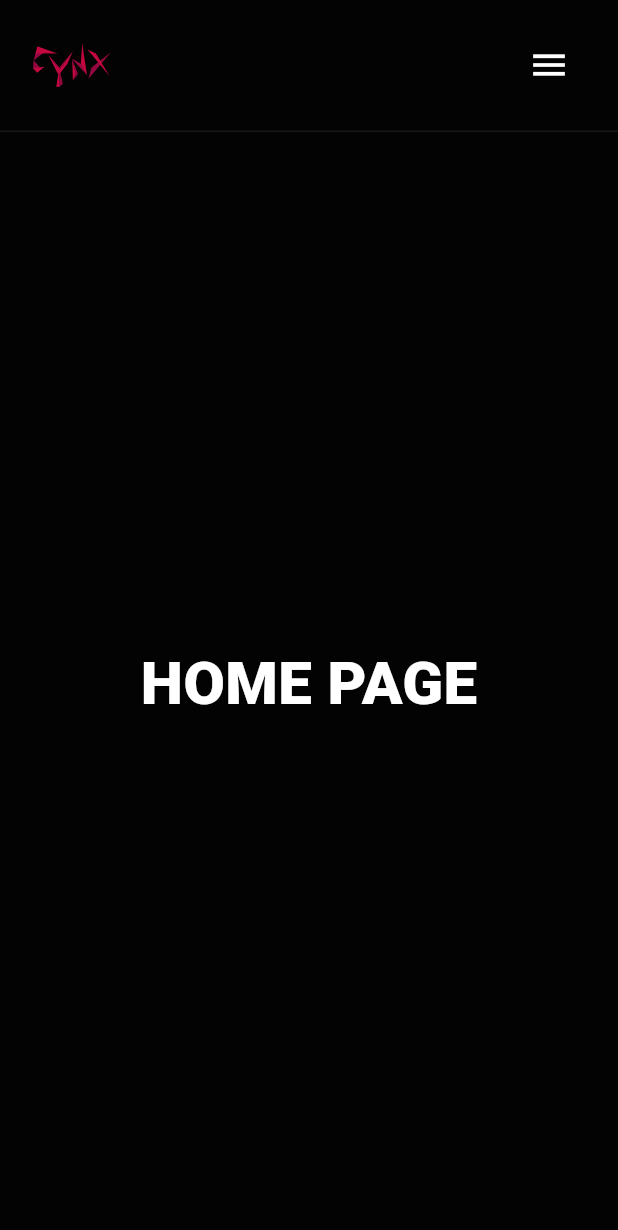
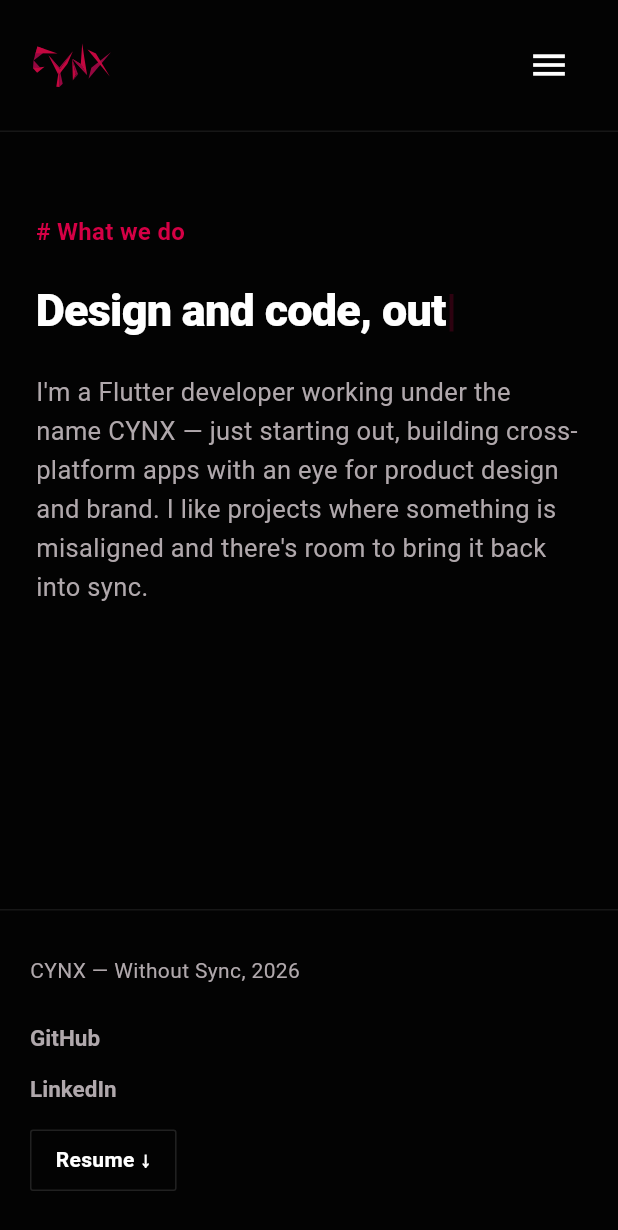
Before and after one commit to Cyanide07x/cyanide_portfolio, a Flutter app: the screen it shows after launch, after a tap on "EXPLORE THE SYNC", on a phone screen of 412 x 824 dp. Shown: the top 1230 px of the screen. Run offline on Flutter 3.47's test engine with Material 3 defaults, Android fonts, the phone set to English and light mode, and no system bars; our stand-ins replace flutter_svg; Roboto replaces fonts that are missing (Arial).

Commit message:
update portfolio home page and footer links

```diff
--- a/lib/screens/home/home_page.dart
+++ b/lib/screens/home/home_page.dart
@@ -1,14 +1,73 @@
+import 'dart:async';
+
 import 'package:flutter/material.dart';
+
 import '../../theme/app_colors.dart';
 import '../../widgets/common/portfolio_header.dart';
+import '../../widgets/common/portfolio_footer.dart';
 
+class HomePage extends StatefulWidget {
+  const HomePage({super.key});
 
+  @override
+  State<HomePage> createState() => _HomePageState();
+}
 
+class _HomePageState extends State<HomePage>
+    with SingleTickerProviderStateMixin {
+  final String _fullText =
+      'Design and code, out of phase on purpose.';
 
+  String _displayedText = '';
 
+  Timer? _typingTimer;
 
-class HomePage extends StatelessWidget {
-  const HomePage({super.key});
+  int _currentIndex = 0;
+
+  late AnimationController _cursorController;
+
+  @override
+  void initState() {
+    super.initState();
+
+    _startTypingAnimation();
+
+    // Cursor blinking animation
+    _cursorController = AnimationController(
+      vsync: this,
+      duration: const Duration(milliseconds: 500),
+    )..repeat(reverse: true);
+  }
+
+  // =========================
+  // TYPING ANIMATION
+  // =========================
+
+  void _startTypingAnimation() {
+    _typingTimer = Timer.periodic(
+      const Duration(milliseconds: 55),
+      (timer) {
+        if (_currentIndex < _fullText.length) {
+          setState(() {
+            _displayedText =
+                _fullText.substring(0, _currentIndex + 1);
+
+            _currentIndex++;
+          });
+        } else {
+          timer.cancel();
+        }
+      },
+    );
+  }
+
+  @override
+  void dispose() {
+    _typingTimer?.cancel();
+    _cursorController.dispose();
+
+    super.dispose();
+  }
 
   @override
   Widget build(BuildContext context) {
@@ -21,19 +80,129 @@ class HomePage extends StatelessWidget {
           ),
 
           Expanded(
-            child: Center(
-              child: Text(
-                'HOME PAGE',
-                style: TextStyle(
-                  color: Colors.white,
-                  fontSize: 40,
-                  fontWeight: FontWeight.w800,
-                ),
-              ),
+            child: SingleChildScrollView(
+              child: _buildIntroSection(context),
             ),
           ),
+
+          const PortfolioFooter(),
         ],
       ),
     );
   }
+
+  // =========================
+  // INTRO / HERO SECTION
+  // =========================
+
+  Widget _buildIntroSection(BuildContext context) {
+    return LayoutBuilder(
+      builder: (context, constraints) {
+        final bool isMobile = constraints.maxWidth < 700;
+
+        return Padding(
+          padding: EdgeInsets.only(
+            left: isMobile ? 24 : 40,
+            right: isMobile ? 24 : 40,
+            top: isMobile ? 55 : 58,
+            bottom: isMobile ? 70 : 90,
+          ),
+          child: Align(
+            alignment: Alignment.center,
+            child: ConstrainedBox(
+              constraints: BoxConstraints(
+                maxWidth: isMobile ? 600 : 1200,
+              ),
+              child: Column(
+                crossAxisAlignment: CrossAxisAlignment.start,
+                children: [
+                  // =========================
+                  // LABEL
+                  // =========================
+
+                  Text(
+                    '# What we do',
+                    style: TextStyle(
+                      color: AppColors.primary,
+                      fontSize: isMobile ? 16 : 18,
+                      fontWeight: FontWeight.w700,
+                      letterSpacing: 0.2,
+                    ),
+                  ),
+
+                  SizedBox(
+                    height: isMobile ? 24 : 26,
+                  ),
+
+                  // =========================
+                  // TYPING HEADING
+                  // =========================
+
+                  AnimatedBuilder(
+                    animation: _cursorController,
+                    builder: (context, child) {
+                      final double opacity =
+                          _cursorController.value;
+
+                      return RichText(
+                        text: TextSpan(
+                          children: [
+                            TextSpan(
+                              text: _displayedText,
+                              style: TextStyle(
+                                color: Colors.white,
+                                fontSize: isMobile ? 30 : 38,
+                                height: 1.12,
+                                fontWeight: FontWeight.w800,
+                                letterSpacing: -0.5,
+                              ),
+                            ),
+
+                            // Blinking cursor
+                            TextSpan(
+                              text: '|',
+                              style: TextStyle(
+                                color: AppColors.primary
+                                    .withValues(alpha: opacity),
+                                fontSize: isMobile ? 30 : 38,
+                                height: 1.12,
+                                fontWeight: FontWeight.w800,
+                                letterSpacing: -0.5,
+                              ),
+                            ),
+                          ],
+                        ),
+                      );
+                    },
+                  ),
+
+                  SizedBox(
+                    height: isMobile ? 24 : 26,
+                  ),
+
+                  // =========================
+                  // DESCRIPTION
+                  // =========================
+
+                  Text(
+                    "I'm a Flutter developer working under the name CYNX — "
+                    "just starting out, building cross-platform apps with "
+                    "an eye for product design and brand. I like projects "
+                    "where something is misaligned and there's room to "
+                    "bring it back into sync.",
+                    style: TextStyle(
+                      color: const Color(0xFFB0A8AC),
+                      fontSize: isMobile ? 17 : 21,
+                      height: 1.55,
+                      fontWeight: FontWeight.w400,
+                    ),
+                  ),
+                ],
+              ),
+            ),
+          ),
+        );
+      },
+    );
+  }
 }
--- /dev/null
+++ b/lib/widgets/common/portfolio_footer.dart
@@ -0,0 +1,298 @@
+import 'package:flutter/material.dart';
+import 'package:url_launcher/url_launcher.dart';
+
+import '../../theme/app_colors.dart';
+
+class PortfolioFooter extends StatelessWidget {
+  const PortfolioFooter({super.key});
+
+  // =========================
+  // OPEN EXTERNAL URL
+  // =========================
+
+Future<void> _openUrl(String url) async {
+  final uri = Uri.parse(url);
+
+  await launchUrl(
+    uri,
+    webOnlyWindowName: '_self',
+  );
+}
+
+  // =========================
+  // OPEN RESUME
+  // =========================
+
+  Future<void> _openResume() async {
+    final resumeUrl = Uri.base
+        .resolve(
+          'assets/assets/resume/Utsav_Sachan_Resume_cynx.pdf',
+        )
+        .toString();
+
+    await _openUrl(resumeUrl);
+  }
+
+  @override
+  Widget build(BuildContext context) {
+    return LayoutBuilder(
+      builder: (context, constraints) {
+        final bool isMobile = constraints.maxWidth < 700;
+
+        return Container(
+          width: double.infinity,
+          padding: EdgeInsets.symmetric(
+            horizontal: isMobile ? 20 : 40,
+            vertical: isMobile ? 30 : 28,
+          ),
+          decoration: BoxDecoration(
+            color: AppColors.background,
+            border: Border(
+              top: BorderSide(
+                color: Colors.white.withValues(alpha: 0.08),
+                width: 1,
+              ),
+            ),
+          ),
+          child: isMobile
+              ? _buildMobileFooter()
+              : _buildDesktopFooter(),
+        );
+      },
+    );
+  }
+
+  // =========================
+  // DESKTOP FOOTER
+  // =========================
+
+  Widget _buildDesktopFooter() {
+    return Row(
+      children: [
+        _copyright(),
+        const Spacer(),
+        _desktopLinks(),
+      ],
+    );
+  }
+
+  // =========================
+  // MOBILE FOOTER
+  // =========================
+
+  Widget _buildMobileFooter() {
+    return Column(
+      crossAxisAlignment: CrossAxisAlignment.start,
+      children: [
+        const Text(
+          'CYNX — Without Sync, 2026',
+          style: TextStyle(
+            color: Color(0xFFB0A8AC),
+            fontSize: 14,
+            fontWeight: FontWeight.w400,
+          ),
+        ),
+
+        const SizedBox(height: 26),
+
+        // GitHub
+        _FooterLink(
+          text: 'GitHub',
+          fontSize: 15,
+          onTap: () => _openUrl(
+            'https://github.com/Cyanide07x',
+          ),
+        ),
+
+        const SizedBox(height: 16),
+
+        // LinkedIn
+        _FooterLink(
+          text: 'LinkedIn',
+          fontSize: 15,
+          onTap: () => _openUrl(
+            'https://www.linkedin.com/in/utsav-sachan-7759b4250',
+          ),
+        ),
+
+        const SizedBox(height: 18),
+
+        // Resume
+        _ResumeButton(
+          onTap: _openResume,
+        ),
+      ],
+    );
+  }
+
+  // =========================
+  // COPYRIGHT
+  // =========================
+
+  Widget _copyright() {
+    return const Text(
+      'CYNX — Without Sync, 2026',
+      style: TextStyle(
+        color: Color(0xFFB0A8AC),
+        fontSize: 16,
+        fontWeight: FontWeight.w400,
+      ),
+    );
+  }
+
+  // =========================
+  // DESKTOP LINKS
+  // =========================
+
+  Widget _desktopLinks() {
+    return Row(
+      mainAxisSize: MainAxisSize.min,
+      children: [
+        // GitHub
+        _FooterLink(
+          text: 'GitHub',
+          fontSize: 16,
+          onTap: () => _openUrl(
+            'https://github.com/Cyanide07x',
+          ),
+        ),
+
+        const SizedBox(width: 28),
+
+        // LinkedIn
+        _FooterLink(
+          text: 'LinkedIn',
+          fontSize: 16,
+          onTap: () => _openUrl(
+            'https://www.linkedin.com/in/utsav-sachan-7759b4250/',
+          ),
+        ),
+
+        const SizedBox(width: 28),
+
+        // Resume
+        _ResumeButton(
+          onTap: _openResume,
+        ),
+      ],
+    );
+  }
+}
+
+// =========================
+// FOOTER LINK
+// =========================
+
+class _FooterLink extends StatefulWidget {
+  final String text;
+  final double fontSize;
+  final VoidCallback onTap;
+
+  const _FooterLink({
+    required this.text,
+    required this.fontSize,
+    required this.onTap,
+  });
+
+  @override
+  State<_FooterLink> createState() => _FooterLinkState();
+}
+
+class _FooterLinkState extends State<_FooterLink> {
+  bool isHovered = false;
+
+  @override
+  Widget build(BuildContext context) {
+    return MouseRegion(
+      cursor: SystemMouseCursors.click,
+      onEnter: (_) {
+        setState(() {
+          isHovered = true;
+        });
+      },
+      onExit: (_) {
+        setState(() {
+          isHovered = false;
+        });
+      },
+      child: GestureDetector(
+        onTap: widget.onTap,
+        child: AnimatedDefaultTextStyle(
+          duration: const Duration(milliseconds: 150),
+          style: TextStyle(
+            color: isHovered
+                ? Colors.white
+                : const Color(0xFFB0A8AC),
+            fontSize: widget.fontSize,
+            fontWeight: FontWeight.w600,
+          ),
+          child: Text(widget.text),
+        ),
+      ),
+    );
+  }
+}
+
+// =========================
+// RESUME BUTTON
+// =========================
+
+class _ResumeButton extends StatefulWidget {
+  final VoidCallback onTap;
+
+  const _ResumeButton({
+    required this.onTap,
+  });
+
+  @override
+  State<_ResumeButton> createState() => _ResumeButtonState();
+}
+
+class _ResumeButtonState extends State<_ResumeButton> {
+  bool isHovered = false;
+
+  @override
+  Widget build(BuildContext context) {
+    return MouseRegion(
+      cursor: SystemMouseCursors.click,
+      onEnter: (_) {
+        setState(() {
+          isHovered = true;
+        });
+      },
+      onExit: (_) {
+        setState(() {
+          isHovered = false;
+        });
+      },
+      child: GestureDetector(
+        onTap: widget.onTap,
+        child: AnimatedContainer(
+          duration: const Duration(milliseconds: 150),
+          padding: const EdgeInsets.symmetric(
+            horizontal: 16,
+            vertical: 9,
+          ),
+          decoration: BoxDecoration(
+            color: isHovered
+                ? const Color(0xFF151515)
+                : Colors.transparent,
+            border: Border.all(
+              color: Colors.white.withValues(alpha: 0.12),
+              width: 1,
+            ),
+            borderRadius: BorderRadius.circular(2),
+          ),
+          child: const Text(
+            'Resume ↓',
+            style: TextStyle(
+              color: Colors.white,
+              fontSize: 14,
+              fontWeight: FontWeight.w700,
+            ),
+          ),
+        ),
+      ),
+    );
+  }
+}
--- a/pubspec.yaml
+++ b/pubspec.yaml
@@ -10,6 +10,7 @@ dependencies:
   flutter:
     sdk: flutter
   flutter_svg: ^2.3.0
+  url_launcher: ^6.3.2
 
 dev_dependencies:
   flutter_test:
@@ -23,3 +24,4 @@ flutter:
     - assets/images/logos/cynx_logo.svg
     - assets/images/logos/cynx_mark.svg
     - assets/images/logos/corner_decorations.svg
+    - assets/resume/Utsav_Sachan_Resume_cynx.pdf
```
Also changed, not shown: pubspec.lock, 1 other file.
